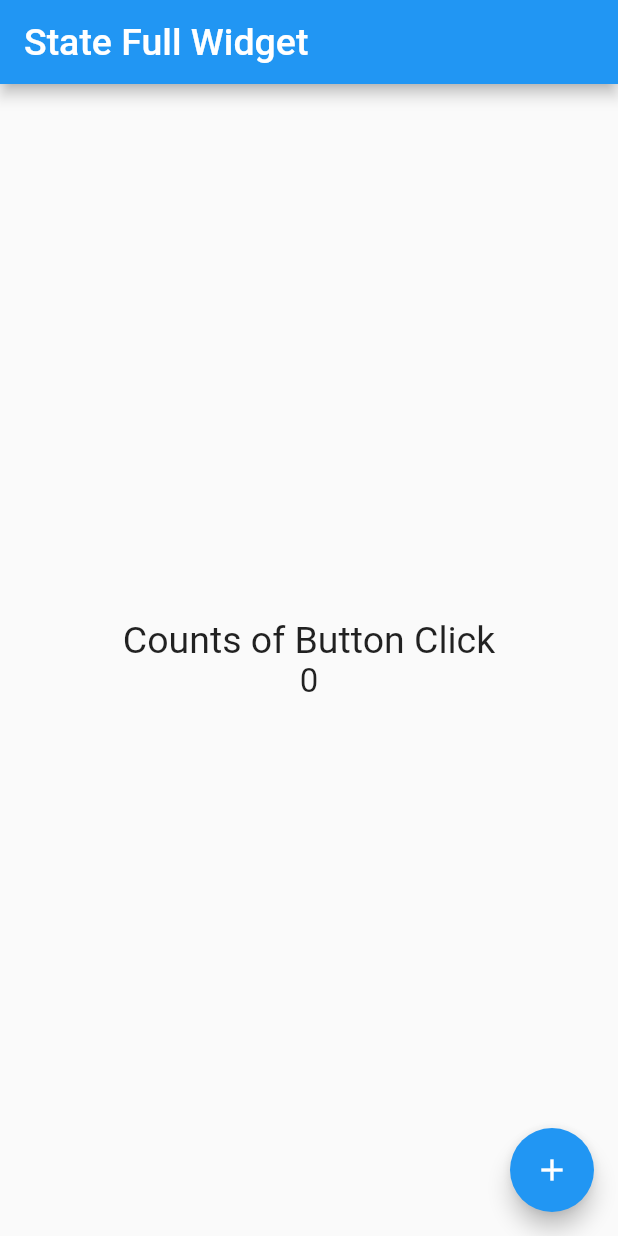
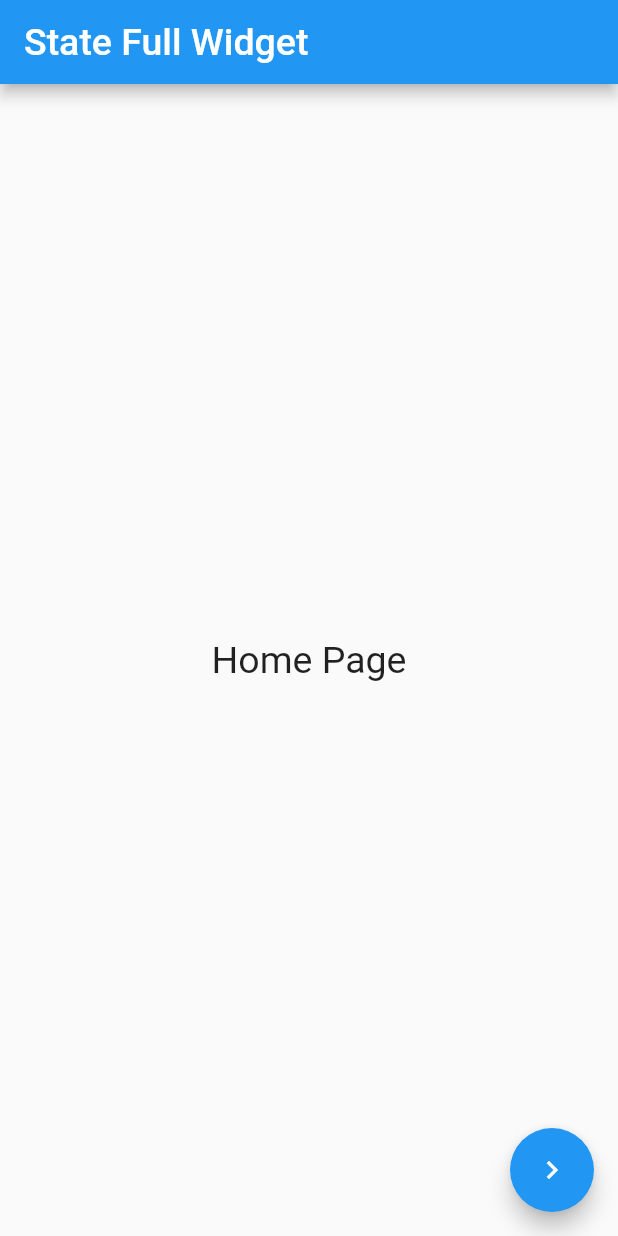
Before and after one commit to PushpaKumara89/state_full_widget_flutter_App, a Flutter app: the screen it shows after launch, on a phone screen of 412 x 824 dp. Run offline on Flutter 3.47's test engine with Material 2 defaults, Android fonts, the light colour scheme and no system bars.

Commit message:
implement Navigate to Screens

```diff
--- a/lib/main.dart
+++ b/lib/main.dart
@@ -1,4 +1,6 @@
 import 'package:flutter/material.dart';
+
+import 'screens/home_page.dart';
 
 void main()=> runApp(const MyApp());
 
@@ -10,45 +12,9 @@ class MyApp extends StatelessWidget {
     return const MaterialApp(
       title: "Test app",
       home: MyHome(),
+      /*routes: <String, WidgetBuilder>{
+        '/second': (context)=> const SecondScreen(),
+      },*/
     );
   }
 }
-
-class MyHome extends StatefulWidget {
-  const MyHome({super.key});
-
-  @override
-  State<MyHome> createState() => _MyHomeState();
-}
-
-class _MyHomeState extends State<MyHome> {
-  int count = 0;
-
-  void increament(){
-    setState(() {
-      count = count +1;
-      print(count);
-    });
-  }
-  @override
-  Widget build(BuildContext context) {
-    return Scaffold(
-      appBar: AppBar(
-        title: const Text("State Full Widget", style: TextStyle(fontSize: 25.0),),
-      ),
-      body: Center(
-        child: Column(
-          mainAxisAlignment: MainAxisAlignment.center,
-          children: <Widget>[
-            const Text("Counts of Button Click", style: TextStyle(fontSize: 25.0),),
-            Text(count.toString(), style: const TextStyle(fontSize: 22.0),),
-          ],
-        ),
-      ),
-      floatingActionButton: FloatingActionButton(
-          onPressed: increament,
-          child: const Icon(Icons.add)
-      ),
-    );
-  }
-}
--- /dev/null
+++ b/lib/screens/home_page.dart
@@ -0,0 +1,46 @@
+import 'package:flutter/material.dart';
+
+import 'second_screen.dart';
+
+
+class MyHome extends StatefulWidget {
+  const MyHome({super.key});
+
+  @override
+  State<MyHome> createState() => _MyHomeState();
+}
+
+class _MyHomeState extends State<MyHome> {
+
+  @override
+  Widget build(BuildContext context) {
+    return Scaffold(
+      appBar: AppBar(
+        title: const Text("State Full Widget", style: TextStyle(fontSize: 25.0),),
+      ),
+      body: const Center(
+        child: Column(
+          mainAxisAlignment: MainAxisAlignment.center,
+          children: <Widget>[
+            Text("Home Page", style: TextStyle(fontSize: 25.0),),
+          ],
+        ),
+      ),
+      floatingActionButton: FloatingActionButton(
+          onPressed: (){
+            Navigator.of(context).push(
+                MaterialPageRoute(
+                    builder: (_){
+                      return const SecondScreen(name: "PUSH");
+                    }
+                )
+            );
+
+            //Navigator.of(context).pushNamed('/second');
+
+          },
+          child: const Icon(Icons.navigate_next)
+      ),
+    );
+  }
+}
```
Also changed, not shown: lib/screens/second_screen.dart (added, +32 -0 lines).
